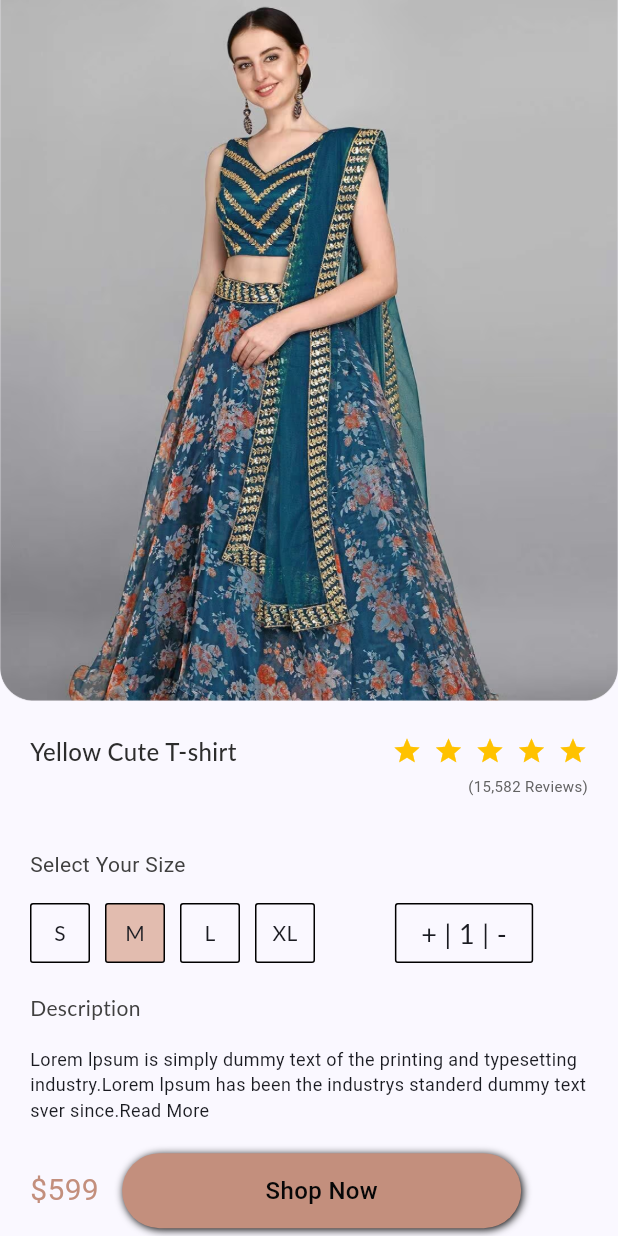
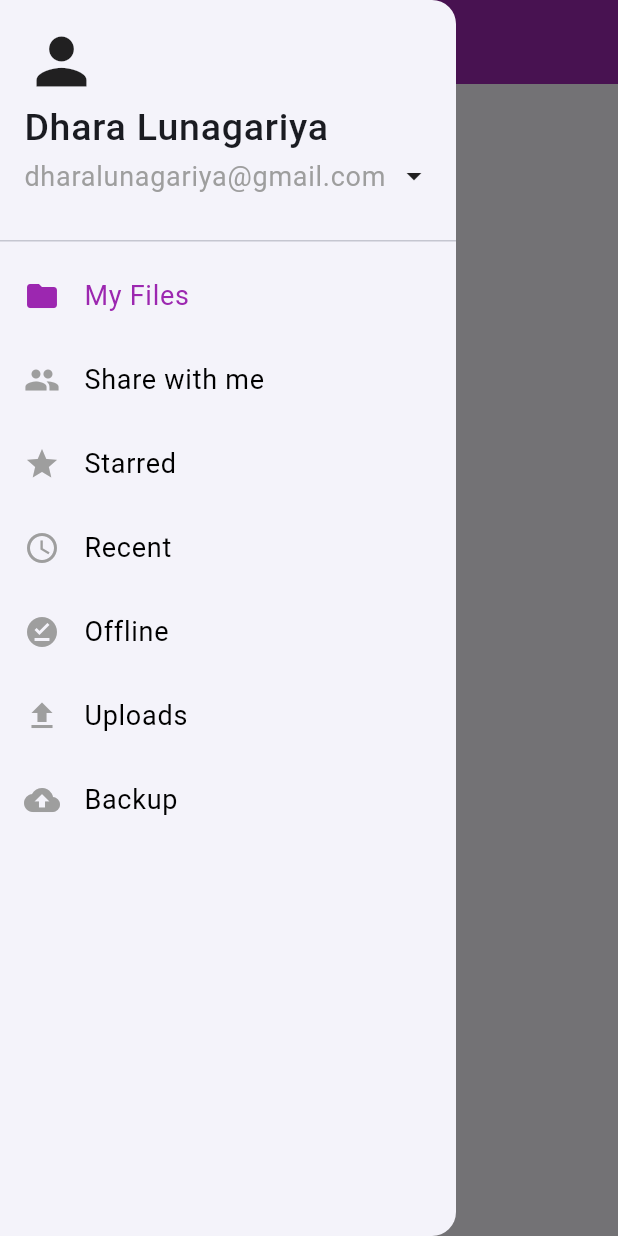
Before and after one commit to dhara58/Grid_App, a Flutter app: the screen it shows after launch, with the side drawer open (before the commit the screen has no drawer), on a phone screen of 412 x 824 dp. Run offline on Flutter 3.47's test engine with Material 3 defaults, Android fonts, the phone set to English and light mode, and no system bars.

Commit message:
timer continue 05-10-24

```diff
--- a/lib/main.dart
+++ b/lib/main.dart
@@ -1,18 +1,8 @@
 import 'package:flutter/material.dart';
-import 'package:flutter/widgets.dart';
-import 'package:flutter_application_1/App.dart';
-import 'package:flutter_application_1/Lecture.dart';
-import 'package:flutter_application_1/Lecture1.dart';
-import 'package:flutter_application_1/Practice.dart';
-import 'package:flutter_application_1/appbar1_screen.dart';
-import 'package:flutter_application_1/appbar_screen.dart';
-import 'package:flutter_application_1/grid_application.dart';
-import 'package:flutter_application_1/home_screen.dart';
-import 'package:flutter_application_1/new.dart';
-import 'package:flutter_application_1/new_app.dart';
-import 'package:flutter_application_1/new_application.dart';
+import 'package:flutter_application_1/practical5.dart';
 import 'package:flutter_application_1/practice2.dart';
-import 'package:flutter_application_1/screen1.dart';
+import 'package:flutter_application_1/practice3.dart';
+import 'package:flutter_application_1/practice4.dart';
 
 void main() {
   runApp(const MyApp());
@@ -32,9 +22,7 @@ class MyApp extends StatelessWidget {
             ColorScheme.fromSeed(seedColor: Color.fromARGB(255, 118, 152, 255)),
         useMaterial3: true,
       ),
-      home: Practice2(),
+      home: Practical5(),
     );
   }
-
-  appbar1screen() {}
 }
--- /dev/null
+++ b/lib/practical5.dart
@@ -0,0 +1,144 @@
+import 'package:flutter/material.dart';
+
+class Practical5 extends StatefulWidget {
+  const Practical5({super.key});
+
+  @override
+  State<Practical5> createState() => _Practical5State();
+}
+
+class _Practical5State extends State<Practical5> {
+  @override
+  Widget build(BuildContext context) {
+    return SafeArea(
+      child: Scaffold(
+        appBar: AppBar(
+          backgroundColor: Colors.purple,
+        ),
+        drawer: Drawer(
+          child: ListView(
+            children: [
+              DrawerHeader(
+                child: Column(
+                  crossAxisAlignment: CrossAxisAlignment.start,
+                  children: [
+                    Icon(
+                      Icons.person,
+                      size: 50,
+                    ),
+                    Text(
+                      'Dhara Lunagariya',
+                      style:
+                          TextStyle(fontSize: 25, fontWeight: FontWeight.w500),
+                    ),
+                    Row(
+                      mainAxisAlignment: MainAxisAlignment.spaceBetween,
+                      children: [
+                        Text(
+                          'dharalunagariya@gmail.com',
+                          style: TextStyle(fontSize: 18, color: Colors.grey),
+                        ),
+                        Icon(Icons.arrow_drop_down)
+                      ],
+                    ),
+                  ],
+                ),
+              ),
+              ListTile(
+                title: Text(
+                  'My Files',
+                  style: TextStyle(
+                      fontSize: 18,
+                      color: Colors.purple,
+                      fontWeight: FontWeight.w400),
+                ),
+                leading: Icon(
+                  Icons.folder,
+                  color: Colors.purple,
+                ),
+              ),
+              ListTile(
+                title: Text(
+                  'Share with me',
+                  style: TextStyle(
+                      fontSize: 18,
+                      color: Colors.black,
+                      fontWeight: FontWeight.w400),
+                ),
+                leading: Icon(
+                  Icons.group,
+                  color: Colors.grey,
+                ),
+              ),
+              ListTile(
+                title: Text(
+                  'Starred',
+                  style: TextStyle(
+                      fontSize: 18,
+                      color: Colors.black,
+                      fontWeight: FontWeight.w400),
+                ),
+                leading: Icon(
+                  Icons.star,
+                  color: Colors.grey,
+                ),
+              ),
+              ListTile(
+                title: Text(
+                  'Recent',
+                  style: TextStyle(
+                      fontSize: 18,
+                      color: Colors.black,
+                      fontWeight: FontWeight.w400),
+                ),
+                leading: Icon(
+                  Icons.schedule,
+                  color: Colors.grey,
+                ),
+              ),
+              ListTile(
+                title: Text(
+                  'Offline',
+                  style: TextStyle(
+                      fontSize: 18,
+                      color: Colors.black,
+                      fontWeight: FontWeight.w400),
+                ),
+                leading: Icon(
+                  Icons.offline_pin,
+                  color: Colors.grey,
+                ),
+              ),
+              ListTile(
+                title: Text(
+                  'Uploads',
+                  style: TextStyle(
+                      fontSize: 18,
+                      color: Colors.black,
+                      fontWeight: FontWeight.w400),
+                ),
+                leading: Icon(
+                  Icons.upload,
+                  color: Colors.grey,
+                ),
+              ),
+              ListTile(
+                title: Text(
+                  'Backup',
+                  style: TextStyle(
+                      fontSize: 18,
+                      color: Colors.black,
+                      fontWeight: FontWeight.w400),
+                ),
+                leading: Icon(
+                  Icons.backup,
+                  color: Colors.grey,
+                ),
+              ),
+            ],
+          ),
+        ),
+      ),
+    );
+  }
+}
--- a/pubspec.yaml
+++ b/pubspec.yaml
@@ -73,7 +73,7 @@ flutter:
   # list giving the asset and other descriptors for the font. For
   # example:
   fonts:
-    - family: PlaywriteBEVLG
+    - family: Lato
       fonts:
         - asset: Font\Lato-Regular.ttf
   #       - asset: fonts/Schyler-Italic.ttf
```
Also changed, not shown: lib/practice2.dart (+28 -1 lines), lib/practice3.dart (added, +254 -0 lines), lib/practice4.dart (added, +64 -0 lines), Font/images/2e8895583f7c42322ff5a1579bbf0e7e.jpg (added), Font/images/profile image.png (added).
